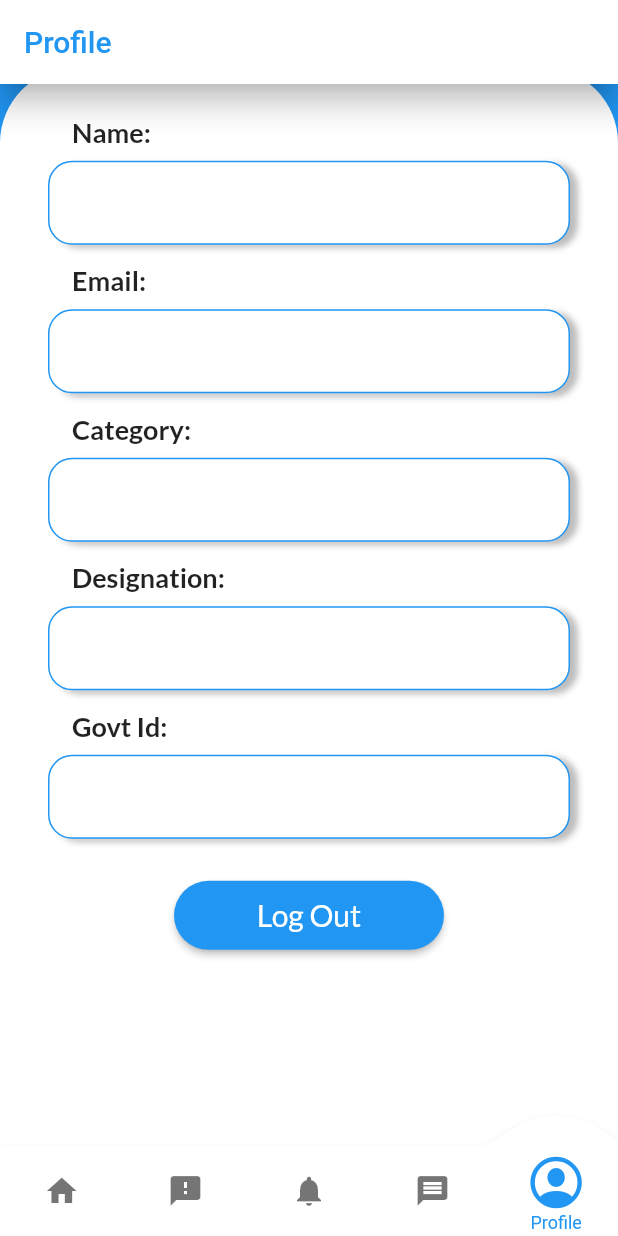
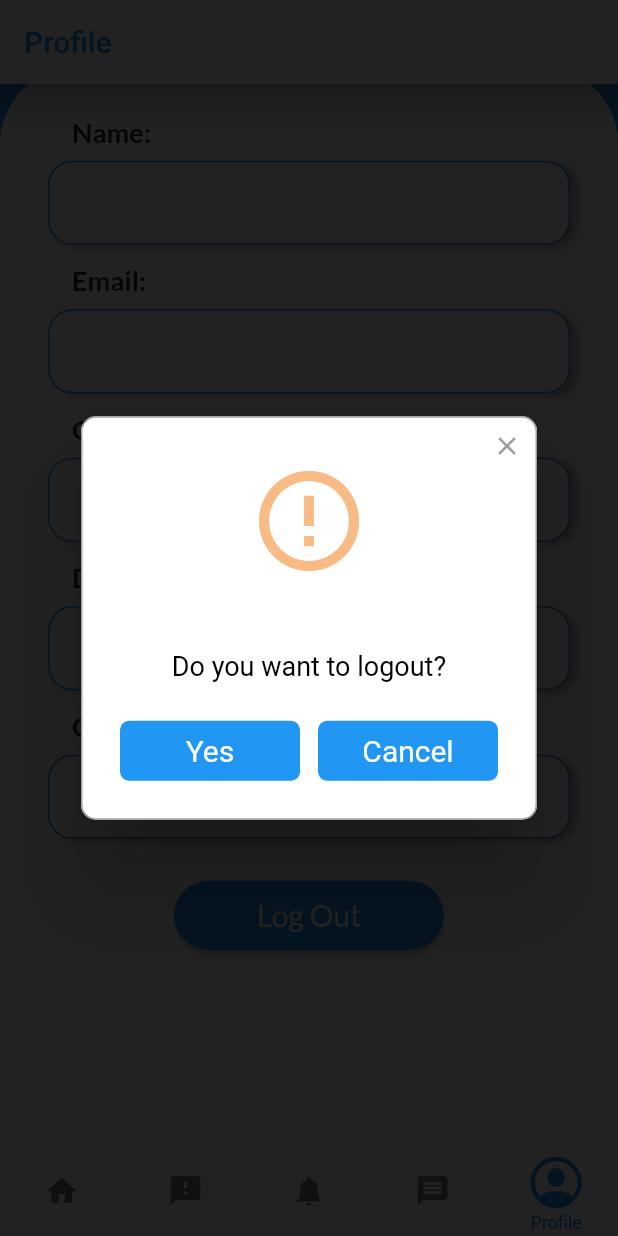
Before and after one commit to Chethanpoojary17/nexus_sih, a Flutter app: the TabScreen screen opened directly, item 5 of the bottom bar chosen, scrolled down 239 dp, after a tap on "Log Out", on a phone screen of 412 x 824 dp. Run offline on Flutter 3.47's test engine with Material 2 defaults, Android fonts, the phone set to English and light mode, and no system bars; drawn by our look-alikes of convex_bottom_bar, rflutter_alert; our stand-ins replace auto_size_text, bottom_navy_bar, bubble, carousel_slider, cloud_firestore, curved_navigation_bar and 13 more; missing offline and left inert: floating_action_bubble, flutter_cached_pdfview, flutter_downloader; accounts and stored records are empty; network calls fail.

```diff
--- /dev/null
+++ b/assets/languages/en-US.json
@@ -0,0 +1,3 @@
+{
+
+}
--- a/lib/feedback/new_message.dart
+++ b/lib/feedback/new_message.dart
@@ -1,7 +1,9 @@
+import 'package:firebase_messaging/firebase_messaging.dart';
 import 'package:flutter/material.dart';
 import 'package:firebase_auth/firebase_auth.dart';
 import 'package:cloud_firestore/cloud_firestore.dart';
 import 'package:get_storage/get_storage.dart';
+import 'package:nexus_sih/feedback/fbPage.dart';
 
 class NewMessage extends StatefulWidget {
   final toUid,toUname,toProfile;
--- a/lib/main.dart
+++ b/lib/main.dart
@@ -33,7 +33,7 @@ class MyApp extends StatelessWidget {
   @override
   Widget build(BuildContext context) {
     return MaterialApp(
-      title: 'FlutterChat',
+      title: 'Sevak',
       theme: ThemeData(
         primarySwatch: Colors.blue,
         accentColor:Color(0xfffff3f3),
--- a/lib/screens/feedScreen.dart
+++ b/lib/screens/feedScreen.dart
@@ -1,5 +1,6 @@
 import 'package:auto_size_text/auto_size_text.dart';
 import 'package:carousel_slider/carousel_slider.dart';
+import 'package:firebase_messaging/firebase_messaging.dart';
 import 'package:nexus_sih/widget/silverPage.dart';
 import 'package:cloud_firestore/cloud_firestore.dart';
 import 'package:floating_action_bubble/floating_action_bubble.dart';
@@ -20,7 +21,6 @@ class FeedScreen extends StatefulWidget {
 }
 
 class _FeedScreenState extends State<FeedScreen> with SingleTickerProviderStateMixin{
-var slider=['https://th.bing.com/th/id/OIP.rmff1CN9Brw6lRlaPUnAAgHaD4?pid=Api&rs=1','http://www.sarkarimirror.com/wp-content/uploads/2017/08/MIN-OF-FINANCE.jpg'];
   Animation<double> _animation;
   AnimationController _animationController;
   IconData ic=Icons.add;
@@ -38,7 +38,6 @@ var slider=['https://th.bing.com/th/id/OIP.rmff1CN9Brw6lRlaPUnAAgHaD4?pid=Api&rs
     _animation = Tween<double>(begin: 0, end: 1).animate(curvedAnimation);
 
     super.initState();
-
 
   }
   Widget textDisplay(String text, double size, FontWeight fweight,
@@ -193,7 +192,7 @@ ScrollController hcont;
       ),
       floatingActionButtonLocation:FloatingActionButtonLocation.endFloat,
       //Init Floating Action Bubble
-      floatingActionButton: (box.read('category')=='Tier 1')?FloatingActionBubble(
+      floatingActionButton: (box.read('category')=='Tier-1')?FloatingActionBubble(
         // Menu items
         items: <Bubble>[
           // Floating action menu item
--- a/lib/screens/profileScreen.dart
+++ b/lib/screens/profileScreen.dart
@@ -2,11 +2,13 @@ import 'package:cloud_firestore/cloud_firestore.dart';
 import 'package:firebase_auth/firebase_auth.dart';
 import 'package:flutter/cupertino.dart';
 import 'package:flutter/material.dart';
+import 'package:flutter/services.dart';
 import 'package:fluttericon/font_awesome5_icons.dart';
 import 'package:google_fonts/google_fonts.dart';
 import 'package:nexus_sih/login/editProfile.dart';
 import 'package:nexus_sih/login/styleSignin.dart';
 import 'package:get_storage/get_storage.dart';
+import 'package:rflutter_alert/rflutter_alert.dart';
 class ProfileScreen extends StatefulWidget {
   @override
   _ProfileScreenState createState() => _ProfileScreenState();
@@ -201,8 +203,34 @@ class _ProfileScreenState extends State<ProfileScreen> {
                               width: 180,
                               child: RaisedButton(
                                 onPressed: ()async{
-                                 var user= await FirebaseAuth.instance.signOut();
-                                 box.erase();
+                                  Alert(
+                                    context: context,
+                                    type: AlertType.warning,
+                                    title: documents[0]['name'],
+                                    desc: "Do you want to logout?",
+                                    buttons: [
+                                      DialogButton(
+                                        child: Text(
+                                          "Yes",
+                                          style: TextStyle(color: Colors.white, fontSize: 20),
+                                        ),
+                                        onPressed: () async{
+                                          var user= await FirebaseAuth.instance.signOut();
+                                          box.erase();
+                                          SystemNavigator.pop();},
+                                        width: 120,color: Colors.blue,
+                                      ),
+                                      DialogButton(
+                                        child: Text(
+                                          "Cancel",
+                                          style: TextStyle(color: Colors.white, fontSize: 20),
+                                        ),
+                                        onPressed: () => Navigator.of(context).pop(true),
+                                        width: 120,
+                                        color: Colors.blue,
+                                      )
+                                    ],
+                                  ).show();
                                 },
                                 child: Text(
                                   'Log Out',
--- a/lib/widget/carouselSlider.dart
+++ b/lib/widget/carouselSlider.dart
@@ -2,8 +2,8 @@ import 'package:flutter/material.dart';
 import 'package:carousel_slider/carousel_slider.dart';
 
 class SliderCustom extends StatelessWidget {
-  var slider = [
-    'https://i1.wp.com/blogsyear.com/wp-content/uploads/2020/03/cronoa-virus-updated.png?fit=875%2C395&ssl=1'
+  List<String> slider = [
+    'https://i1.wp.com/blogsyear.com/wp-content/uploads/2020/03/cronoa-virus-updated.png?fit=875%2C395&ssl=1',
     'https://th.bing.com/th/id/OIP.rmff1CN9Brw6lRlaPUnAAgHaD4?pid=Api&rs=1',
     'http://www.sarkarimirror.com/wp-content/uploads/2017/08/MIN-OF-FINANCE.jpg'
   ];
--- a/pubspec.yaml
+++ b/pubspec.yaml
@@ -61,6 +61,8 @@ dependencies:
   sliverbar_with_card: ^0.1.5
   firebase_messaging: ^6.0.16
   bubble: ^1.1.9+1
+  flutter_local_notifications: ^1.4.2
+  easy_localization: ^2.3.2
 
 dev_dependencies:
   flutter_test:
```
Also changed, not shown: lib/login/login_page.dart (+8 -2 lines), lib/login/signup.dart (+6 -2 lines), lib/screens/tabScreen.dart (+91 -3 lines), firebase.json (added), pubspec.lock, 8 other files.
